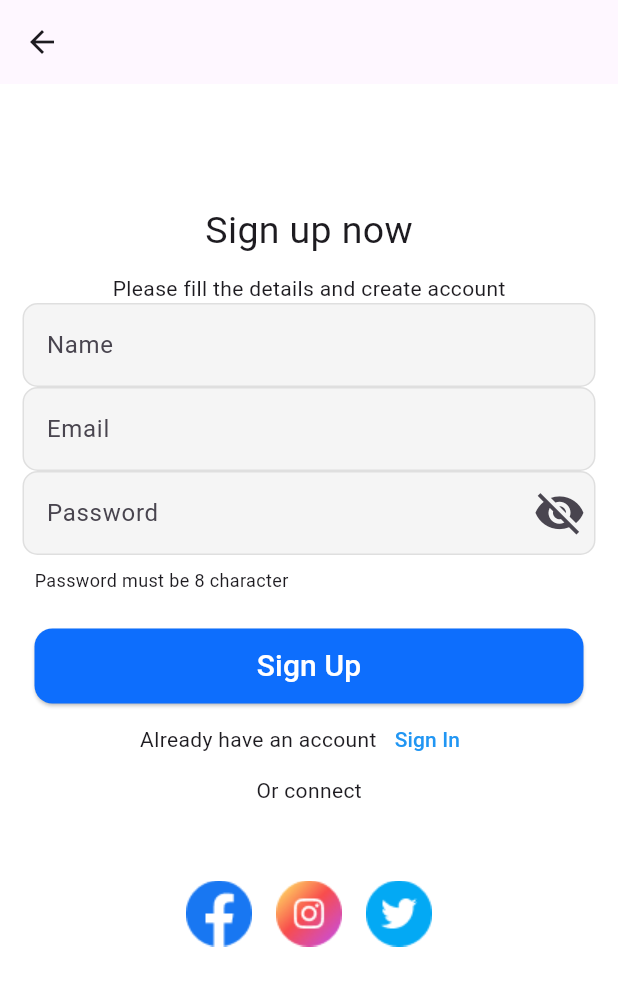
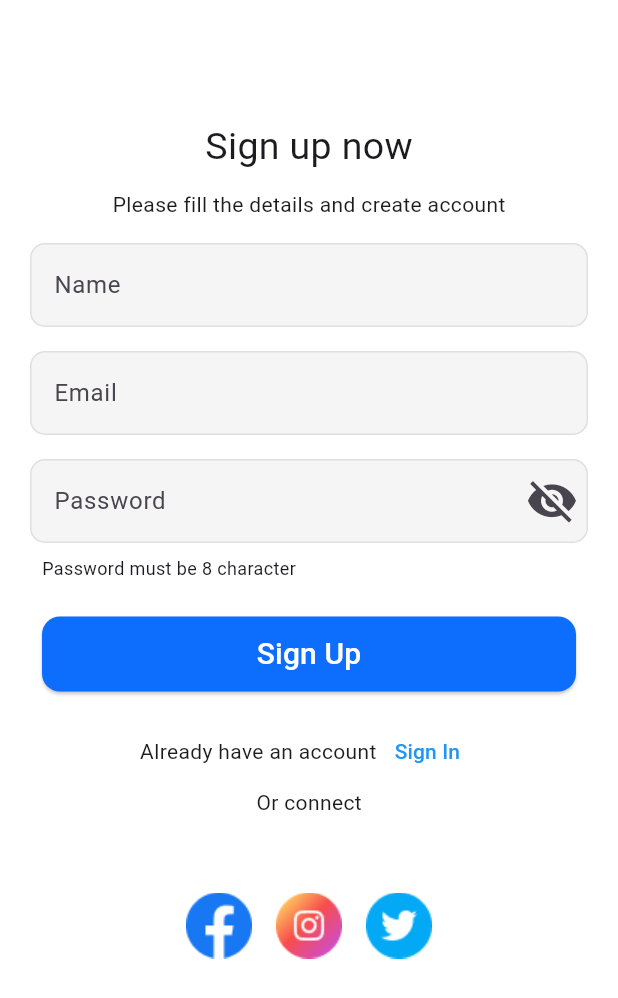
Before and after one commit to araful39/travel, a Flutter app: the screen it shows after launch, after a tap on "Skip", after a tap on "Next", after a tap on "Sign Up", on a phone screen of 412 x 824 dp. Shown: the top 998 px of the screen. Run offline on Flutter 3.47's test engine with Material 3 defaults, Android fonts, the phone set to English and light mode, and no system bars; our stand-ins replace get, smooth_page_indicator, table_calendar.

Commit message:
all page done

```diff
--- a/lib/features/authentication/screen/signin/signin.dart
+++ b/lib/features/authentication/screen/signin/signin.dart
@@ -17,27 +17,44 @@ class SignIn extends StatelessWidget {
   Widget build(BuildContext context) {
     return SafeArea(
       child: Scaffold(
-        backgroundColor: Colors.white,
         body: SingleChildScrollView(
           child: Padding(
-            padding: const EdgeInsets.only(left: 15, right: 15,top: 90),
+            padding: const EdgeInsets.only(
+              top: 80,right: 20,left: 20
+            ),
             child: Column(
-              mainAxisAlignment: MainAxisAlignment.end,
+              mainAxisAlignment: MainAxisAlignment.center,
               children: [
-               const Text(
+               const Column(
+                 children: [
+                   Text(
                      RTexts.singInTitle,
                      style: TextStyle(fontSize: RSizes.titleSize),
                    ),
-               const SizedBox(
+                   SizedBox(
                      height: 10,
                    ),
-               const Text(RTexts.singInSubTitle),
-              const CustomTextField(
+                   Text(RTexts.singInSubTitle),
+                   SizedBox(
+                     height: 10,
+                   ),
+                 ],
+               ),
+
+                    Column(
+            children: [
+              const Padding(
+                padding: EdgeInsets.all(8.0),
+                child: CustomTextField(
                   hintText: 'Email',
                 ),
-              const CustomTextField(
+              ),
+              const Padding(
+                padding: EdgeInsets.all(8.0),
+                child: CustomTextField(
                   hintText: 'Password',
                   suffixIcon: Icons.visibility_off,
+                ),
               ),
               Row(
                 mainAxisAlignment: MainAxisAlignment.end,
@@ -47,6 +64,13 @@ class SignIn extends StatelessWidget {
                   })
                 ],
               ),
+              const SizedBox(
+                height: 20,
+              ),
+            ],
+                    ),
+              Column(
+                children: [
                   CustomButton(buttonName: RTexts.signIn, onPress: (){
                     Get.to(()=> const NavigationMenu());
                   }),
@@ -66,6 +90,9 @@ class SignIn extends StatelessWidget {
                   const SizedBox(
                     height: 50,
                   ),
+                ],
+              ),
+
                 SocialMedia(onPressFacebook: () {  }, onPressInstagram: () {  }, onPressTwiter: () {  },)
 
               ],
--- a/lib/features/authentication/screen/signup/signup.dart
+++ b/lib/features/authentication/screen/signup/signup.dart
@@ -15,14 +15,14 @@ class SignUp extends StatelessWidget {
   Widget build(BuildContext context) {
     return  SafeArea(
       child: Scaffold(
-        appBar: AppBar(),
+
         backgroundColor: Colors.white,
         body: SingleChildScrollView(
           child: Center(
             child: Padding(
-              padding: const EdgeInsets.only(left: 15, right: 15,top: 80),
+              padding: const EdgeInsets.only(left: 20, right: 20,top: 80),
               child: Column(
-                mainAxisAlignment: MainAxisAlignment.spaceAround,
+                mainAxisAlignment: MainAxisAlignment.center,
                 children: [
                   const Column(
                     children: [
@@ -36,13 +36,22 @@ class SignUp extends StatelessWidget {
                       Text(RTexts.singUpSubTitle),
                     ],
                   ),
+                  const SizedBox(
+                    height: RSizes.md,
+                  ),
                   Column(
                     children: [
                       const CustomTextField(
                         hintText: 'Name',
                       ),
+                      const SizedBox(
+                        height: RSizes.md,
+                      ),
                       const CustomTextField(
                         hintText: 'Email',
+                      ),
+                      const SizedBox(
+                        height: RSizes.md,
                       ),
                       const CustomTextField(
                         hintText: 'Password',
@@ -61,6 +70,9 @@ class SignUp extends StatelessWidget {
                         height: RSizes.md,
                       ),
                       CustomButton(buttonName: RTexts.singUp, onPress: (){}),
+                      const SizedBox(
+                        height: RSizes.md,
+                      ),
                       Row(
                         mainAxisAlignment: MainAxisAlignment.center,
                         children: [
--- a/lib/features/shop/screen/chat/chat.dart
+++ b/lib/features/shop/screen/chat/chat.dart
@@ -13,7 +13,7 @@ class Chat extends StatelessWidget {
     return SafeArea(
       child: Scaffold(
         appBar: AppBar(
-          leading: Icon(Icons.arrow_back_ios_new),
+
           centerTitle: true,
           title: Column(
             children: [
--- a/lib/features/shop/screen/popular_trip_package/popular_trip_package.dart
+++ b/lib/features/shop/screen/popular_trip_package/popular_trip_package.dart
@@ -30,10 +30,7 @@ class PopularTripPackage extends StatelessWidget {
                           onTap: () {
                             Get.back();
                           },
-                          child: Image.asset(
-                            RIcons.backArrow,
-                            height: 40,
-                          ),
+                          child: const Icon(Icons.arrow_back_ios),
                         ),
                         const Text(
                           "Popular Package",
--- a/lib/features/shop/screen/search/search.dart
+++ b/lib/features/shop/screen/search/search.dart
@@ -14,6 +14,7 @@ class Search extends StatelessWidget {
     return  SafeArea(
       child: Scaffold(
         appBar: AppBar(
+          backgroundColor: RColores.white,
           title: const Text("Search"),
           centerTitle: true,
           actions: const [
@@ -28,6 +29,9 @@ class Search extends StatelessWidget {
           child: Column(
             crossAxisAlignment: CrossAxisAlignment.start,
             children: [
+              const SizedBox(
+                height: RSizes.sm,
+              ),
               const CustomTextField(hintText: "Search Places",prefixIcons: true,suffixIcon: Icons.mic,),
               const Text(
                 "Search",
--- a/lib/main.dart
+++ b/lib/main.dart
@@ -14,7 +14,7 @@ class MyApp extends StatelessWidget {
 
   @override
   Widget build(BuildContext context) {
-    return const GetMaterialApp(
+    return  const GetMaterialApp(
       home: Splash(),
       debugShowCheckedModeBanner: false,
     );
```
Also changed, not shown: lib/features/personalization/screen/edit_profile/edit_profile.dart (+21 -6 lines), lib/features/personalization/screen/notification/archieved.dart (added, +14 -0 lines), lib/features/personalization/screen/notification/earlier.dart (added, +14 -0 lines), lib/features/personalization/screen/notification/notification.dart (added, +49 -0 lines), lib/features/personalization/screen/notification/recent.dart (added, +33 -0 lines), lib/features/personalization/screen/profile/profile.dart (+10 -4 lines), lib/features/personalization/screen/settings/settings.dart (added, +82 -0 lines), lib/features/shop/screen/Favorite_places/favorite_places.dart (+6 -3 lines), lib/features/shop/screen/calender/calender.dart (+11 -6 lines), lib/features/shop/screen/details/details.dart (+8 -8 lines), lib/features/shop/screen/massage/massages.dart (+2 -10 lines), lib/features/shop/screen/view/view.dart (+11 -7 lines). Lines whose indentation alone changed are shown as unchanged.
